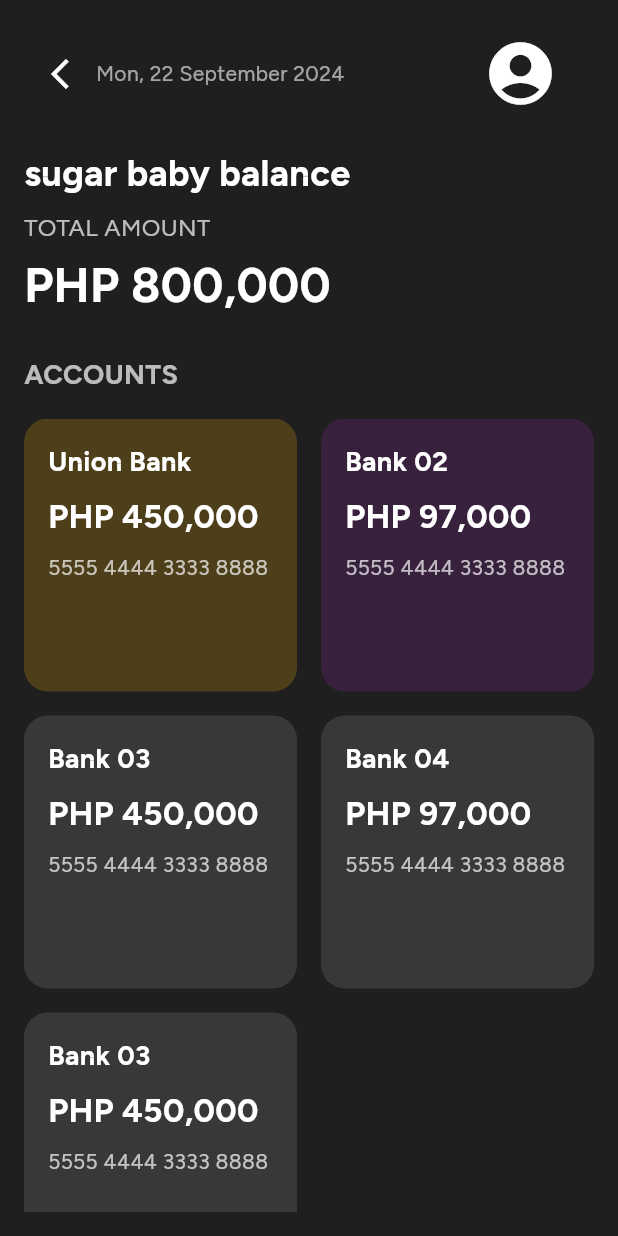
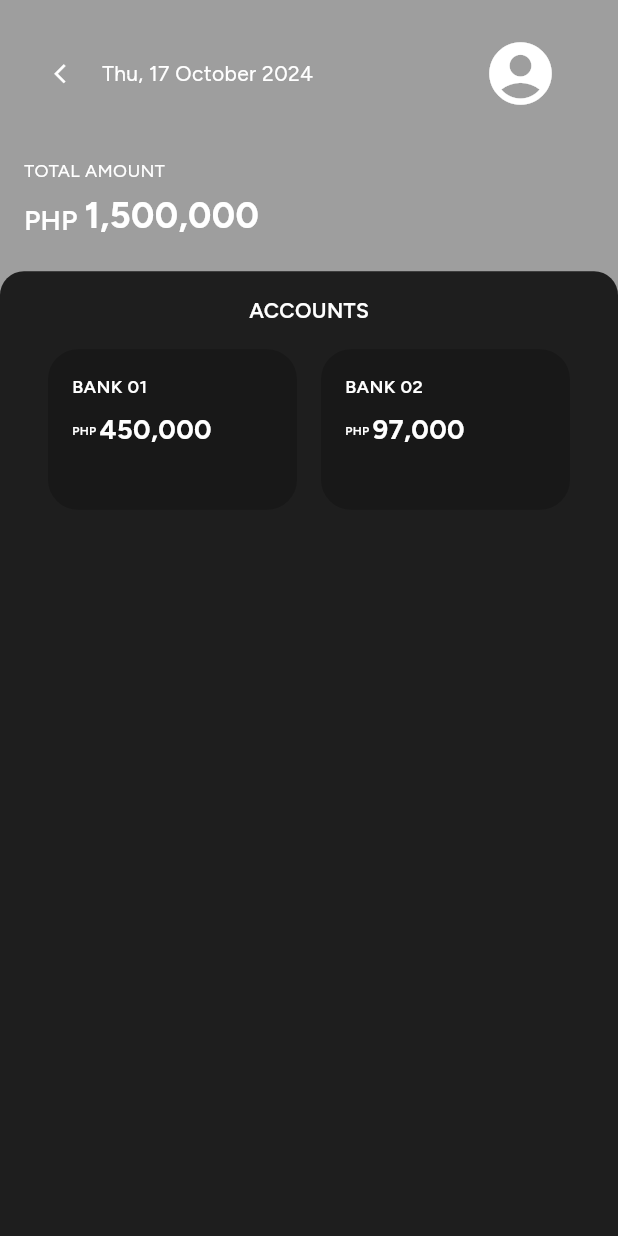
Before and after one commit to xKakima/sugar, a Flutter app: the AccountPage screen opened directly with empty values, on a phone screen of 412 x 824 dp. Run offline on Flutter 3.47's test engine with Material 3 defaults, Android fonts, the phone set to English and light mode, and no system bars; our stand-ins replace get, google_sign_in, share_plus, shared_preferences, supabase_flutter; accounts and stored records are empty.

Commit message:
feat: accounts page base

```diff
--- a/lib/constants/app_colors.dart
+++ b/lib/constants/app_colors.dart
@@ -4,6 +4,7 @@ enum AppColors {
   sugarBabyBalance(Color.fromARGB(255, 200, 158, 158)),
   sugarDaddyBalance(Color.fromARGB(255, 158, 190, 200)),
   defaultBalance(Color.fromARGB(255, 88, 163, 164)),
+  roundedContainer(Color.fromARGB(255, 30, 30, 30)),
   background(Color(0xFF1F1F1F));
 
   final Color color;
--- /dev/null
+++ b/lib/controller/account_page_controller.dart
@@ -0,0 +1,11 @@
+import 'package:get/get.dart';
+
+class AccountPageController extends GetxController {
+  RxBool isExpanded = false.obs;
+
+  // Toggle the expanded state
+  void toggleExpanded() {
+    print("Toggling expanded state");
+    isExpanded.value = !isExpanded.value;
+  }
+}
--- a/lib/pages/account_page.dart
+++ b/lib/pages/account_page.dart
@@ -1,163 +1,123 @@
 import 'package:flutter/material.dart';
 import 'package:get/get.dart';
+import 'package:sugar/controller/account_page_controller.dart';
 import 'package:sugar/widgets/account_box.dart';
-import 'package:sugar/widgets/background.dart';
-import 'package:sugar/widgets/profile_icon.dart';
-import 'package:sugar/widgets/buttons/back_button.dart';
-import 'package:sugar/controller/data_store_controller.dart';
+import 'package:sugar/widgets/account_page_header.dart';
+import 'package:sugar/widgets/rounded_container.dart';
 
 class AccountPage extends StatefulWidget {
   final String title;
-  final List<AccountBox> accounts;
+  final Color headerColor;
 
-  const AccountPage({super.key, required this.title, required this.accounts});
+  final AccountPageController controller = Get.put(AccountPageController());
+
+  AccountPage({super.key, required this.title, required this.headerColor});
+
+  Future<List<AccountBox>> fetchAccounts() async {
+    await Future.delayed(
+        const Duration(milliseconds: 0)); // Simulating API delay
+    return [
+      AccountBox(
+        accountName: 'BANK 01',
+        amount: '450,000',
+        accountNumber: '5283 2548 4700 2489',
+        onTap: () => controller.toggleExpanded(), // Toggle state on tap
+      ),
+      AccountBox(
+        accountName: 'BANK 02',
+        amount: '97,000',
+        accountNumber: '5283 2548 4700 2489',
+        onTap: () => controller.toggleExpanded(), // Toggle state on tap
+      ),
+    ];
+  }
 
   @override
   _AccountPageState createState() => _AccountPageState();
 }
 
 class _AccountPageState extends State<AccountPage> {
-  final dataStore = Get.find<DataStoreController>();
-  late String sweetFundsBalance = dataStore.getData("sweetFundsBalance");
-
   @override
   Widget build(BuildContext context) {
     return Scaffold(
-      body: SafeArea(
-        child: Background(
-          child: Padding(
-            padding: const EdgeInsets.all(16.0),
-            child: Column(
+      body: FutureBuilder<List<AccountBox>>(
+        future: widget.fetchAccounts(),
+        builder: (context, snapshot) {
+          if (snapshot.connectionState == ConnectionState.waiting) {
+            return const Center(child: CircularProgressIndicator());
+          } else if (snapshot.hasError) {
+            return Center(child: Text('Error: ${snapshot.error}'));
+          } else if (!snapshot.hasData || snapshot.data!.isEmpty) {
+            return const Center(child: Text('No accounts available.'));
+          }
+
+          final accounts = snapshot.data!;
+
+          return Stack(
+            children: [
+              Container(
+                color: widget
+                    .headerColor, // Background color applied to the whole screen
+              ),
+              Obx(() => Column(
                     crossAxisAlignment: CrossAxisAlignment.start,
                     children: [
-                // Header Row with Back Button, Date, and Profile Icon
-                Row(
-                  mainAxisAlignment: MainAxisAlignment.spaceBetween,
-                  children: [
-                    Column(
-                      crossAxisAlignment: CrossAxisAlignment.start,
-                      children: [
-                        Row(
-                          children: [
-                            CustomBackButton(),
-                            // const SizedBox(
-                            //     height: 4), // Spacing between back button and date
-                            Text(
-                              'Mon, 22 September 2024',
-                              style: TextStyle(
-                                color: Colors.white.withOpacity(0.6),
-                                fontSize: 14,
+                      Padding(
+                        padding: const EdgeInsets.all(16.0),
+                        child: AccountPageHeader(
+                          title: widget.title,
+                          balance: '1,500,000',
+                          isExpanded: widget.controller.isExpanded
+                              .value, // React to the isExpanded state
                         ),
                       ),
                     ],
-                        ),
-                      ],
-                    ),
-                    const ProfileIcon(),
-                  ],
-                ),
-                const SizedBox(height: 16), // Spacing below the header
-
-                // Title and Amount Section
+                  )),
+              Obx(() => Positioned(
+                    bottom: 0,
+                    left: 0,
+                    right: 0,
+                    child: AnimatedContainer(
+                      duration: const Duration(milliseconds: 300),
+                      height: MediaQuery.of(context).size.height *
+                          (widget.controller.isExpanded.value
+                              ? 0.9
+                              : 0.8), // Animate size based on state
+                      child: RoundedContainer(
+                        isLarge: true,
+                        child: Column(
+                          children: [
                             Text(
-                  'sugar baby balance',
-                  style: const TextStyle(
+                              'ACCOUNTS',
+                              style: TextStyle(
                                 color: Colors.white,
-                    fontSize: 24,
-                    fontWeight: FontWeight.bold,
+                                fontSize: 14,
+                                fontWeight: FontWeight.w600,
                               ),
                             ),
-                const SizedBox(height: 8),
-                const Text(
-                  'TOTAL AMOUNT',
-                  style: TextStyle(
-                    color: Colors.white70,
-                    fontSize: 16,
+                            Expanded(
+                                child: GridView.builder(
+                              padding: const EdgeInsets.all(16.0),
+                              gridDelegate:
+                                  SliverGridDelegateWithFixedCrossAxisCount(
+                                crossAxisCount: 2,
+                                crossAxisSpacing: 16.0,
+                                mainAxisSpacing: 16.0,
+                                childAspectRatio: 1.55,
                               ),
-                ),
-                const SizedBox(height: 4),
-                Text(
-                  'PHP 800,000',
-                  style: const TextStyle(
-                    color: Colors.white,
-                    fontSize: 32,
-                    fontWeight: FontWeight.bold,
-                  ),
-                ),
-
-                const SizedBox(height: 24), // Spacing before account cards
-
-                // Accounts Section
-                const Text(
-                  'ACCOUNTS',
-                  style: TextStyle(
-                    color: Colors.white70,
-                    fontSize: 18,
-                    fontWeight: FontWeight.bold,
-                  ),
-                ),
-                const SizedBox(height: 16),
-
-                // Grid Layout for Bank Cards
-                Expanded(
-                  child: GridView.count(
-                    crossAxisCount: 2,
-                    mainAxisSpacing: 16,
-                    crossAxisSpacing: 16,
-                    children: [
-                      _buildAccountCard('Union Bank', '450,000', Colors.amber),
-                      _buildAccountCard('Bank 02', '97,000', Colors.purple),
-                      _buildAccountCard('Bank 03', '450,000', Colors.grey),
-                      _buildAccountCard('Bank 04', '97,000', Colors.grey),
-                      _buildAccountCard('Bank 03', '450,000', Colors.grey),
-                    ],
-                  ),
-                ),
+                              itemCount: accounts.length,
+                              itemBuilder: (context, index) {
+                                return accounts[index];
+                              },
+                            )),
                           ],
                         ),
                       ),
                     ),
-      ),
+                  )),
+            ],
           );
-  }
-
-  // Helper function to build individual account cards
-  Widget _buildAccountCard(String bankName, String amount, Color color) {
-    return Container(
-      decoration: BoxDecoration(
-        color: color.withOpacity(0.2),
-        borderRadius: BorderRadius.circular(16),
-      ),
-      padding: const EdgeInsets.all(16),
-      child: Column(
-        crossAxisAlignment: CrossAxisAlignment.start,
-        children: [
-          Text(
-            bankName,
-            style: const TextStyle(
-              color: Colors.white,
-              fontSize: 18,
-              fontWeight: FontWeight.bold,
-            ),
-          ),
-          const SizedBox(height: 8),
-          Text(
-            'PHP $amount',
-            style: const TextStyle(
-              color: Colors.white,
-              fontSize: 22,
-              fontWeight: FontWeight.bold,
-            ),
-          ),
-          const SizedBox(height: 8),
-          const Text(
-            '5555 4444 3333 8888',
-            style: TextStyle(
-              color: Colors.white70,
-              fontSize: 14,
-            ),
-          ),
-        ],
+        },
       ),
     );
   }
--- a/lib/pages/login_page.dart
+++ b/lib/pages/login_page.dart
@@ -46,8 +46,8 @@ Future<void> _nativeGoogleSignIn(
       accessToken: accessToken,
     );
 
-    final fetchResponse = await fetchUserData();
-    if (fetchResponse.isEmpty) {
+    final userData = await fetchUserData();
+    if (userData.isEmpty || userData['user_id'] == null) {
       final insertResponse =
           await insertUserData(supabase.auth.currentUser!.id);
       if (!insertResponse['success']) {
--- a/lib/pages/partner_code_page.dart
+++ b/lib/pages/partner_code_page.dart
@@ -80,7 +80,7 @@ class _PartnerCodePageState extends State<PartnerCodePage> {
       final balance = await fetchBudget(partnerId);
       dataStore.setData("sweetFundsBalance", balance);
       final userData = await fetchUserData();
-      dataStore.setData("userType", userData[0]['user_type'].toString());
+      dataStore.setData("userType", userData['user_type'].toString());
       print("Budget: $balance");
 
       Get.to(() => HomePage());
--- a/lib/widgets/account_box.dart
+++ b/lib/widgets/account_box.dart
@@ -1,14 +1,15 @@
 import 'package:flutter/material.dart';
+import 'package:flutter/widgets.dart';
 
 class AccountBox extends StatelessWidget {
-  final String bankName;
+  final String accountName;
   final String amount;
   final String accountNumber;
   final VoidCallback onTap;
 
   const AccountBox({
     super.key,
-    required this.bankName,
+    required this.accountName,
     required this.amount,
     required this.accountNumber,
     required this.onTap,
@@ -19,59 +20,45 @@ class AccountBox extends StatelessWidget {
     return GestureDetector(
       onTap: onTap,
       child: Container(
-        padding: const EdgeInsets.all(16.0),
+        padding: const EdgeInsets.all(16),
         decoration: BoxDecoration(
-          gradient: const LinearGradient(
-            colors: [Colors.teal, Colors.blueAccent],
-            begin: Alignment.topLeft,
-            end: Alignment.bottomRight,
-          ),
-          borderRadius: BorderRadius.circular(16),
-          boxShadow: [
-            BoxShadow(
-              color: Colors.black.withOpacity(0.2),
-              blurRadius: 8,
-              offset: const Offset(0, 4),
-            ),
-          ],
+          color: Colors.black.withOpacity(0.2),
+          // Adjust the corner radius for a more rounded look
+          borderRadius: BorderRadius.circular(20),
         ),
         child: Column(
           crossAxisAlignment: CrossAxisAlignment.start,
-          mainAxisAlignment: MainAxisAlignment.spaceBetween,
           children: [
+            // Account Name
+            Text(
+              accountName,
+              style: const TextStyle(
+                color: Colors.white,
+                fontSize: 12,
+                fontWeight: FontWeight.w600,
+              ),
+            ),
+            const SizedBox(height: 8),
             Row(
-              mainAxisAlignment: MainAxisAlignment.spaceBetween,
               children: [
+                const Text(
+                  'PHP',
+                  style: TextStyle(
+                    color: Colors.white,
+                    fontSize: 8,
+                    fontWeight: FontWeight.w600,
+                  ),
+                ),
+                const SizedBox(width: 2),
                 Text(
-                  bankName,
+                  amount,
                   style: const TextStyle(
                     color: Colors.white,
-                    fontSize: 16,
+                    fontSize: 18,
                     fontWeight: FontWeight.bold,
                   ),
                 ),
-                const Icon(
-                  Icons.edit,
-                  color: Colors.white,
-                ),
               ],
-            ),
-            const SizedBox(height: 8),
-            Text(
-              'PHP $amount',
-              style: const TextStyle(
-                color: Colors.white,
-                fontSize: 24,
-                fontWeight: FontWeight.bold,
-              ),
-            ),
-            const SizedBox(height: 8),
-            Text(
-              accountNumber,
-              style: const TextStyle(
-                color: Colors.white70,
-                fontSize: 14,
-              ),
             ),
           ],
         ),
--- a/lib/widgets/account_page_header.dart
+++ b/lib/widgets/account_page_header.dart
@@ -1,37 +1,94 @@
 import 'package:flutter/material.dart';
+import 'package:get/get.dart';
 import 'package:sugar/widgets/buttons/back_button.dart';
 import 'package:sugar/widgets/profile_icon.dart';
+import 'package:sugar/widgets/utils.dart';
 
 class AccountPageHeader extends StatelessWidget {
   final String title;
   final String balance;
+  final bool isExpanded;
 
-  const AccountPageHeader(
-      {super.key, required this.title, required this.balance});
+  const AccountPageHeader({
+    super.key,
+    required this.title,
+    required this.balance,
+    required this.isExpanded,
+  });
 
   @override
   Widget build(BuildContext context) {
-    return Row(
-      mainAxisAlignment: MainAxisAlignment.spaceBetween,
+    return Column(
+      crossAxisAlignment: CrossAxisAlignment.start,
+      mainAxisAlignment: MainAxisAlignment.end,
       children: [
-        Column(
-          crossAxisAlignment: CrossAxisAlignment.start,
+        Row(
+          mainAxisAlignment: MainAxisAlignment.spaceBetween,
           children: [
             Row(
               children: [
                 CustomBackButton(),
+                const SizedBox(width: 4),
                 Text(
-                  'Mon, 22 September 2024',
-                  style: TextStyle(
-                    color: Colors.white.withOpacity(0.6),
+                  formattedDate(),
+                  style: const TextStyle(
+                    color: Colors.white,
                     fontSize: 14,
                   ),
                 ),
               ],
             ),
+            const ProfileIcon(),
           ],
         ),
-        const ProfileIcon(),
+        Text(
+          title,
+          style: const TextStyle(
+            color: Colors.white,
+            fontSize: 15,
+            fontWeight: FontWeight.w600,
+          ),
+        ),
+        const SizedBox(height: 2),
+        AnimatedOpacity(
+          opacity:
+              isExpanded ? 0.0 : 1.0, // Use the isExpanded state to hide/show
+          duration: const Duration(milliseconds: 300),
+          child: Column(
+            crossAxisAlignment: CrossAxisAlignment.start,
+            children: [
+              const Text(
+                'TOTAL AMOUNT',
+                style: TextStyle(
+                  color: Colors.white,
+                  fontSize: 12,
+                ),
+              ),
+              const SizedBox(height: 4),
+              Row(
+                crossAxisAlignment: CrossAxisAlignment.end,
+                children: [
+                  const Text(
+                    'PHP ',
+                    style: TextStyle(
+                      color: Colors.white,
+                      fontSize: 18,
+                      fontWeight: FontWeight.w600,
+                    ),
+                  ),
+                  Text(
+                    balance,
+                    style: const TextStyle(
+                      color: Colors.white,
+                      fontSize: 24,
+                      fontWeight: FontWeight.bold,
+                    ),
+                  ),
+                ],
+              ),
+            ],
+          ),
+        ),
       ],
     );
   }
--- a/lib/widgets/buttons/back_button.dart
+++ b/lib/widgets/buttons/back_button.dart
@@ -8,7 +8,8 @@ class CustomBackButton extends StatelessWidget {
     return Align(
       alignment: Alignment.topLeft,
       child: IconButton(
-        icon: const Icon(Icons.arrow_back_ios_new, color: Colors.white),
+        icon:
+            const Icon(Icons.arrow_back_ios_new, color: Colors.white, size: 15),
         onPressed: () {
           Navigator.pop(context);
         },
--- /dev/null
+++ b/lib/widgets/rounded_container.dart
@@ -0,0 +1,35 @@
+import 'package:flutter/material.dart';
+import 'package:sugar/constants/app_colors.dart';
+import 'package:sugar/widgets/utils.dart';
+
+class RoundedContainer extends StatelessWidget {
+  final Widget child;
+  final bool isLarge;
+
+  const RoundedContainer({
+    super.key,
+    required this.child,
+    this.isLarge = false,
+  });
+
+  @override
+  Widget build(BuildContext context) {
+    double containerHeight = isLarge ? 76 : 65;
+    return Container(
+      padding: EdgeInsets.all(16),
+      margin: EdgeInsets.only(left: 0, right: 0, top: 16, bottom: 0),
+      height: getHeightPercentage(
+          context, containerHeight), // Adjust height based on screen size
+      decoration: BoxDecoration(
+        color: AppColors.roundedContainer.color,
+        borderRadius: BorderRadius.only(
+          topLeft: Radius.circular(16),
+          topRight: Radius.circular(16),
+          bottomLeft: Radius.circular(0),
+          bottomRight: Radius.circular(0),
+        ),
+      ),
+      child: child,
+    );
+  }
+}
--- a/lib/widgets/utils.dart
+++ b/lib/widgets/utils.dart
@@ -76,3 +76,8 @@ String getDaySuffix(int day) {
       return 'th';
   }
 }
+
+String formattedDate({DateTime? date}) {
+  final DateTime now = date ?? DateTime.now();
+  return DateFormat('EEE, dd MMMM yyyy').format(now);
+}
```
Also changed, not shown: lib/database/user_data.dart (+13 -6 lines), lib/pages/home_page.dart (+79 -39 lines), lib/pages/splash_screen_page.dart (+8 -8 lines). Lines whose indentation alone changed are shown as unchanged.
